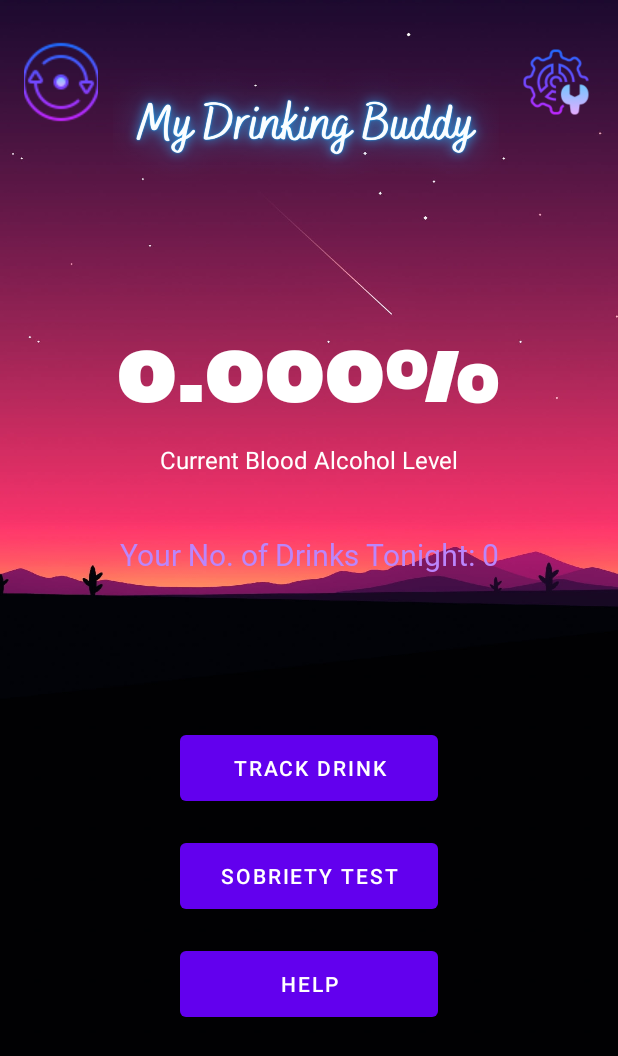
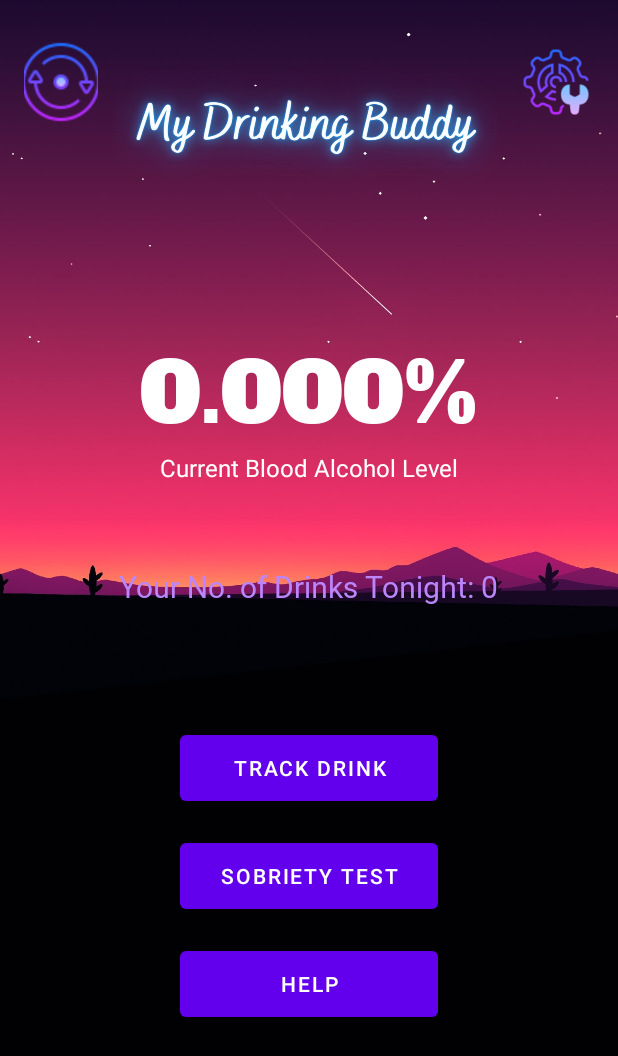
Before and after one commit to Java-Project-2022/Drinking-App, an Android app: the screen it shows after launch (MainActivity), on a phone screen of 412 x 824 dp. Shown: the top 1056 px of the screen. Run offline under Robolectric (Android 15) with nearby library versions, the phone set to English and light mode, and no system bars.

Commit message:
11/25/22 - Scott H. Updates to UI Comments added to calculation code

```diff
--- a/app/src/main/res/layout/activity_main.xml
+++ b/app/src/main/res/layout/activity_main.xml
@@ -37,11 +37,11 @@
         android:layout_width="wrap_content"
         android:layout_height="wrap_content"
         android:layout_marginTop="90dp"
-        android:fontFamily="@font/holtwood_one_sc"
+        android:fontFamily="@font/alfa_slab_one"
         android:text="@string/BAC_Percent"
         android:textColor="@color/white"
-        android:textSize="45sp"
-        android:scaleY="2.0"
+        android:textSize="55sp"
+        android:scaleY="3.0"
         app:layout_constraintEnd_toEndOf="parent"
         app:layout_constraintHorizontal_bias="0.498"
         app:layout_constraintStart_toStartOf="parent"
@@ -91,9 +91,10 @@
         android:textSize="20sp"
         app:layout_constraintBottom_toBottomOf="parent"
         app:layout_constraintEnd_toEndOf="parent"
+        app:layout_constraintHorizontal_bias="0.498"
         app:layout_constraintStart_toStartOf="parent"
         app:layout_constraintTop_toBottomOf="@+id/textView2"
-        app:layout_constraintVertical_bias="0.07999998" />
+        app:layout_constraintVertical_bias="0.115" />
 
     <ImageButton
         android:id="@+id/imageButton17"
```
Also changed, not shown: 1 other file.
